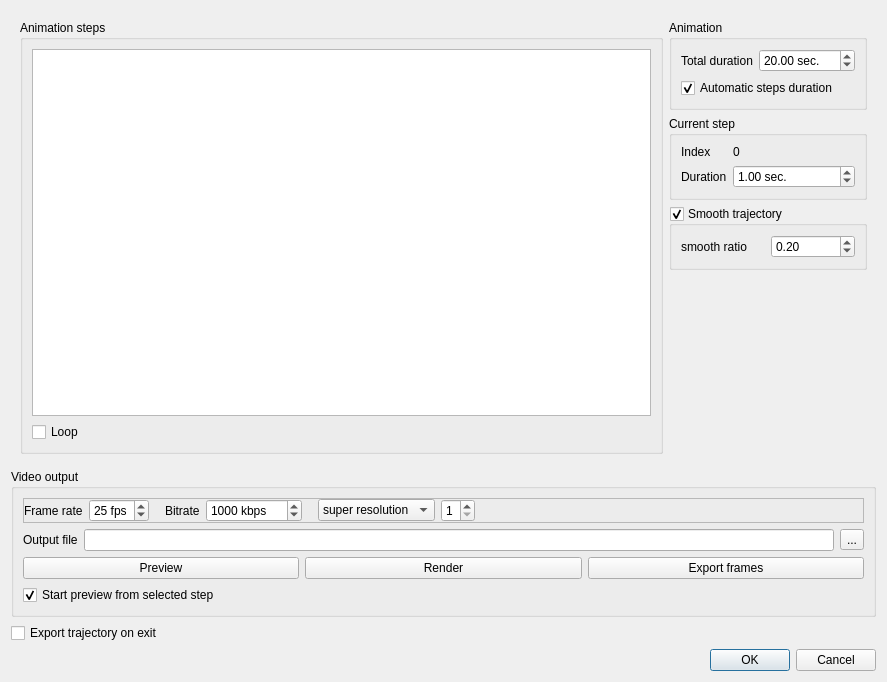
First picture: the form in plugins/core/Standard/qAnimation/ui/animationDlg.ui, repository tmontaigu/cloudcompare, before the edit.
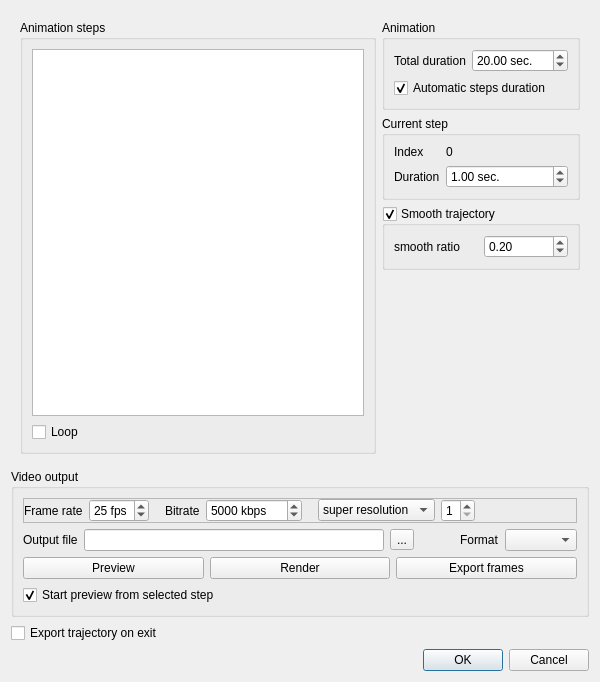
Second picture: the form after the edit. Icons and pictures are not drawn.

What changed in the file:
```diff
--- a/plugins/core/Standard/qAnimation/ui/animationDlg.ui
+++ b/plugins/core/Standard/qAnimation/ui/animationDlg.ui
@@ -6,7 +6,7 @@
    <rect>
     <x>0</x>
     <y>0</y>
-    <width>887</width>
+    <width>589</width>
     <height>682</height>
    </rect>
   </property>
@@ -326,7 +326,7 @@
             <number>100</number>
            </property>
            <property name="value">
-            <number>1000</number>
+            <number>5000</number>
            </property>
           </widget>
          </item>
@@ -410,7 +410,14 @@
          </widget>
         </item>
         <item>
-         <widget class="QLineEdit" name="outputFileLineEdit"/>
+         <widget class="QLineEdit" name="outputFileLineEdit">
+          <property name="minimumSize">
+           <size>
+            <width>300</width>
+            <height>0</height>
+           </size>
+          </property>
+         </widget>
         </item>
         <item>
          <widget class="QToolButton" name="browseButton">
@@ -419,6 +426,32 @@
           </property>
          </widget>
         </item>
+        <item>
+         <spacer name="horizontalSpacer_5">
+          <property name="orientation">
+           <enum>Qt::Horizontal</enum>
+          </property>
+          <property name="sizeType">
+           <enum>QSizePolicy::Fixed</enum>
+          </property>
+          <property name="sizeHint" stdset="0">
+           <size>
+            <width>40</width>
+            <height>20</height>
+           </size>
+          </property>
+         </spacer>
+        </item>
+        <item>
+         <widget class="QLabel" name="label_7">
+          <property name="text">
+           <string>Format</string>
+          </property>
+         </widget>
+        </item>
+        <item>
+         <widget class="QComboBox" name="outputFormatComboBox"/>
+        </item>
        </layout>
       </item>
       <item>
```
